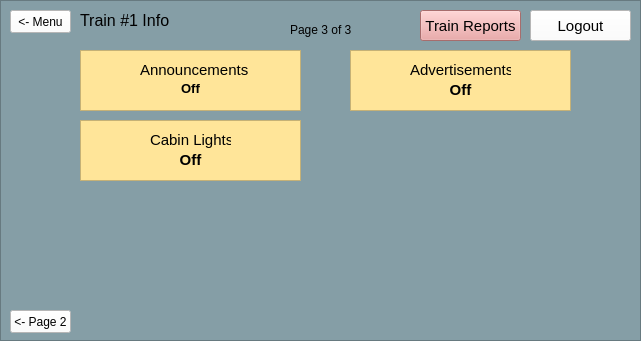
Old version of the form src/UI/TrainModel/Train_Info_Page3.ui in the repository aet37/ECE1140-Project.
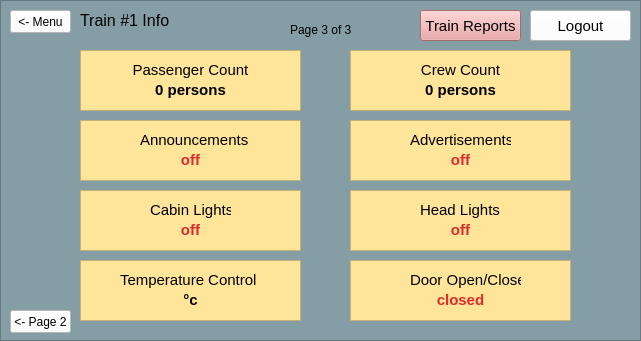
New version of the form.

```diff
--- a/src/UI/TrainModel/Train_Info_Page3.ui
+++ b/src/UI/TrainModel/Train_Info_Page3.ui
@@ -127,7 +127,7 @@
      <property name="geometry">
       <rect>
        <x>140</x>
-       <y>60</y>
+       <y>130</y>
        <width>111</width>
        <height>20</height>
       </rect>
@@ -144,11 +144,11 @@
       <string>Announcements</string>
      </property>
     </widget>
-    <widget class="QTextBrowser" name="disp_announcements">
+    <widget class="QTextBrowser" name="textBrowser">
      <property name="geometry">
       <rect>
        <x>80</x>
-       <y>50</y>
+       <y>120</y>
        <width>221</width>
        <height>61</height>
       </rect>
@@ -161,9 +161,7 @@
 &lt;html&gt;&lt;head&gt;&lt;meta name=&quot;qrichtext&quot; content=&quot;1&quot; /&gt;&lt;style type=&quot;text/css&quot;&gt;
 p, li { white-space: pre-wrap; }
 &lt;/style&gt;&lt;/head&gt;&lt;body style=&quot; font-family:'MS Shell Dlg 2'; font-size:8.25pt; font-weight:400; font-style:normal;&quot;&gt;
-&lt;p align=&quot;center&quot; style=&quot;-qt-paragraph-type:empty; margin-top:0px; margin-bottom:0px; margin-left:0px; margin-right:0px; -qt-block-indent:0; text-indent:0px;&quot;&gt;&lt;br /&gt;&lt;/p&gt;
-&lt;p align=&quot;center&quot; style=&quot;-qt-paragraph-type:empty; margin-top:0px; margin-bottom:0px; margin-left:0px; margin-right:0px; -qt-block-indent:0; text-indent:0px; font-weight:600;&quot;&gt;&lt;br /&gt;&lt;/p&gt;
-&lt;p align=&quot;center&quot; style=&quot; margin-top:0px; margin-bottom:0px; margin-left:0px; margin-right:0px; -qt-block-indent:0; text-indent:0px;&quot;&gt;&lt;span style=&quot; font-size:10pt; font-weight:600;&quot;&gt;Off&lt;/span&gt;&lt;/p&gt;&lt;/body&gt;&lt;/html&gt;</string>
+&lt;p align=&quot;center&quot; style=&quot;-qt-paragraph-type:empty; margin-top:0px; margin-bottom:0px; margin-left:0px; margin-right:0px; -qt-block-indent:0; text-indent:0px;&quot;&gt;&lt;br /&gt;&lt;/p&gt;&lt;/body&gt;&lt;/html&gt;</string>
      </property>
     </widget>
     <widget class="QLabel" name="label_10">
@@ -238,7 +236,7 @@
      <property name="geometry">
       <rect>
        <x>350</x>
-       <y>50</y>
+       <y>120</y>
        <width>221</width>
        <height>61</height>
       </rect>
@@ -258,7 +256,7 @@
      <property name="geometry">
       <rect>
        <x>410</x>
-       <y>60</y>
+       <y>130</y>
        <width>101</width>
        <height>20</height>
       </rect>
@@ -279,7 +277,7 @@
      <property name="geometry">
       <rect>
        <x>360</x>
-       <y>80</y>
+       <y>150</y>
        <width>201</width>
        <height>20</height>
       </rect>
@@ -292,20 +290,21 @@
       </font>
      </property>
      <property name="styleSheet">
-      <string notr="true">background-color: rgb(255, 229, 153);</string>
+      <string notr="true">background-color: rgb(255, 229, 153);
+color: rgb(220, 44, 44);</string>
      </property>
      <property name="text">
-      <string>Off</string>
+      <string>off</string>
      </property>
      <property name="alignment">
       <set>Qt::AlignCenter</set>
      </property>
     </widget>
-    <widget class="QTextBrowser" name="disp_cabin_lights">
+    <widget class="QTextBrowser" name="textBrowser_2">
      <property name="geometry">
       <rect>
        <x>80</x>
-       <y>120</y>
+       <y>190</y>
        <width>221</width>
        <height>61</height>
       </rect>
@@ -318,16 +317,14 @@
 &lt;html&gt;&lt;head&gt;&lt;meta name=&quot;qrichtext&quot; content=&quot;1&quot; /&gt;&lt;style type=&quot;text/css&quot;&gt;
 p, li { white-space: pre-wrap; }
 &lt;/style&gt;&lt;/head&gt;&lt;body style=&quot; font-family:'MS Shell Dlg 2'; font-size:8.25pt; font-weight:400; font-style:normal;&quot;&gt;
-&lt;p align=&quot;center&quot; style=&quot;-qt-paragraph-type:empty; margin-top:0px; margin-bottom:0px; margin-left:0px; margin-right:0px; -qt-block-indent:0; text-indent:0px;&quot;&gt;&lt;br /&gt;&lt;/p&gt;
-&lt;p align=&quot;center&quot; style=&quot;-qt-paragraph-type:empty; margin-top:0px; margin-bottom:0px; margin-left:0px; margin-right:0px; -qt-block-indent:0; text-indent:0px; font-weight:600;&quot;&gt;&lt;br /&gt;&lt;/p&gt;
-&lt;p align=&quot;center&quot; style=&quot; margin-top:0px; margin-bottom:0px; margin-left:0px; margin-right:0px; -qt-block-indent:0; text-indent:0px;&quot;&gt;&lt;span style=&quot; font-size:11pt; font-weight:600;&quot;&gt;Off&lt;/span&gt;&lt;/p&gt;&lt;/body&gt;&lt;/html&gt;</string>
+&lt;p align=&quot;center&quot; style=&quot;-qt-paragraph-type:empty; margin-top:0px; margin-bottom:0px; margin-left:0px; margin-right:0px; -qt-block-indent:0; text-indent:0px;&quot;&gt;&lt;br /&gt;&lt;/p&gt;&lt;/body&gt;&lt;/html&gt;</string>
      </property>
     </widget>
     <widget class="QLabel" name="label_8">
      <property name="geometry">
       <rect>
        <x>150</x>
-       <y>130</y>
+       <y>200</y>
        <width>81</width>
        <height>20</height>
       </rect>
@@ -344,8 +341,407 @@
       <string>Cabin Lights</string>
      </property>
     </widget>
+    <widget class="QLabel" name="disp_temperature_control">
+     <property name="geometry">
+      <rect>
+       <x>90</x>
+       <y>290</y>
+       <width>201</width>
+       <height>20</height>
+      </rect>
+     </property>
+     <property name="font">
+      <font>
+       <pointsize>11</pointsize>
+       <weight>75</weight>
+       <bold>true</bold>
+      </font>
+     </property>
+     <property name="styleSheet">
+      <string notr="true">background-color: rgb(255, 229, 153);</string>
+     </property>
+     <property name="text">
+      <string>°c</string>
+     </property>
+     <property name="alignment">
+      <set>Qt::AlignCenter</set>
+     </property>
+    </widget>
+    <widget class="QTextBrowser" name="textBrowser_3">
+     <property name="geometry">
+      <rect>
+       <x>80</x>
+       <y>260</y>
+       <width>221</width>
+       <height>61</height>
+      </rect>
+     </property>
+     <property name="styleSheet">
+      <string notr="true">background-color: rgb(255, 229, 153);</string>
+     </property>
+     <property name="html">
+      <string>&lt;!DOCTYPE HTML PUBLIC &quot;-//W3C//DTD HTML 4.0//EN&quot; &quot;http://www.w3.org/TR/REC-html40/strict.dtd&quot;&gt;
+&lt;html&gt;&lt;head&gt;&lt;meta name=&quot;qrichtext&quot; content=&quot;1&quot; /&gt;&lt;style type=&quot;text/css&quot;&gt;
+p, li { white-space: pre-wrap; }
+&lt;/style&gt;&lt;/head&gt;&lt;body style=&quot; font-family:'MS Shell Dlg 2'; font-size:8.25pt; font-weight:400; font-style:normal;&quot;&gt;
+&lt;p align=&quot;center&quot; style=&quot;-qt-paragraph-type:empty; margin-top:0px; margin-bottom:0px; margin-left:0px; margin-right:0px; -qt-block-indent:0; text-indent:0px;&quot;&gt;&lt;br /&gt;&lt;/p&gt;&lt;/body&gt;&lt;/html&gt;</string>
+     </property>
+    </widget>
+    <widget class="QLabel" name="label_7">
+     <property name="geometry">
+      <rect>
+       <x>120</x>
+       <y>270</y>
+       <width>141</width>
+       <height>20</height>
+      </rect>
+     </property>
+     <property name="font">
+      <font>
+       <pointsize>11</pointsize>
+      </font>
+     </property>
+     <property name="styleSheet">
+      <string notr="true">background-color: rgb(255, 229, 153);</string>
+     </property>
+     <property name="text">
+      <string>Temperature Control</string>
+     </property>
+    </widget>
+    <widget class="QLabel" name="disp_announcements">
+     <property name="geometry">
+      <rect>
+       <x>90</x>
+       <y>150</y>
+       <width>201</width>
+       <height>20</height>
+      </rect>
+     </property>
+     <property name="font">
+      <font>
+       <pointsize>11</pointsize>
+       <weight>75</weight>
+       <bold>true</bold>
+      </font>
+     </property>
+     <property name="styleSheet">
+      <string notr="true">background-color: rgba(255, 255, 255, 0);
+color: rgb(220, 44, 44);</string>
+     </property>
+     <property name="text">
+      <string>off</string>
+     </property>
+     <property name="alignment">
+      <set>Qt::AlignCenter</set>
+     </property>
+    </widget>
+    <widget class="QTextBrowser" name="textBrowser_6">
+     <property name="geometry">
+      <rect>
+       <x>350</x>
+       <y>190</y>
+       <width>221</width>
+       <height>61</height>
+      </rect>
+     </property>
+     <property name="styleSheet">
+      <string notr="true">background-color: rgb(255, 229, 153);</string>
+     </property>
+     <property name="html">
+      <string>&lt;!DOCTYPE HTML PUBLIC &quot;-//W3C//DTD HTML 4.0//EN&quot; &quot;http://www.w3.org/TR/REC-html40/strict.dtd&quot;&gt;
+&lt;html&gt;&lt;head&gt;&lt;meta name=&quot;qrichtext&quot; content=&quot;1&quot; /&gt;&lt;style type=&quot;text/css&quot;&gt;
+p, li { white-space: pre-wrap; }
+&lt;/style&gt;&lt;/head&gt;&lt;body style=&quot; font-family:'MS Shell Dlg 2'; font-size:8.25pt; font-weight:400; font-style:normal;&quot;&gt;
+&lt;p align=&quot;center&quot; style=&quot;-qt-paragraph-type:empty; margin-top:0px; margin-bottom:0px; margin-left:0px; margin-right:0px; -qt-block-indent:0; text-indent:0px;&quot;&gt;&lt;br /&gt;&lt;/p&gt;&lt;/body&gt;&lt;/html&gt;</string>
+     </property>
+    </widget>
+    <widget class="QLabel" name="disp_head_lights">
+     <property name="geometry">
+      <rect>
+       <x>360</x>
+       <y>220</y>
+       <width>201</width>
+       <height>20</height>
+      </rect>
+     </property>
+     <property name="font">
+      <font>
+       <pointsize>11</pointsize>
+       <weight>75</weight>
+       <bold>true</bold>
+      </font>
+     </property>
+     <property name="styleSheet">
+      <string notr="true">background-color: rgb(255, 229, 153);
+color: rgb(220, 44, 44);</string>
+     </property>
+     <property name="text">
+      <string>off</string>
+     </property>
+     <property name="alignment">
+      <set>Qt::AlignCenter</set>
+     </property>
+    </widget>
+    <widget class="QLabel" name="label_9">
+     <property name="geometry">
+      <rect>
+       <x>420</x>
+       <y>200</y>
+       <width>81</width>
+       <height>20</height>
+      </rect>
+     </property>
+     <property name="font">
+      <font>
+       <pointsize>11</pointsize>
+      </font>
+     </property>
+     <property name="styleSheet">
+      <string notr="true">background-color: rgb(255, 229, 153);</string>
+     </property>
+     <property name="text">
+      <string>Head Lights</string>
+     </property>
+    </widget>
+    <widget class="QLabel" name="disp_cabin_lights">
+     <property name="geometry">
+      <rect>
+       <x>90</x>
+       <y>220</y>
+       <width>201</width>
+       <height>20</height>
+      </rect>
+     </property>
+     <property name="font">
+      <font>
+       <pointsize>11</pointsize>
+       <weight>75</weight>
+       <bold>true</bold>
+      </font>
+     </property>
+     <property name="styleSheet">
+      <string notr="true">background-color: rgb(255, 229, 153);
+color: rgb(220, 44, 44);</string>
+     </property>
+     <property name="text">
+      <string>off</string>
+     </property>
+     <property name="alignment">
+      <set>Qt::AlignCenter</set>
+     </property>
+    </widget>
+    <widget class="QTextBrowser" name="textBrowser_7">
+     <property name="geometry">
+      <rect>
+       <x>350</x>
+       <y>260</y>
+       <width>221</width>
+       <height>61</height>
+      </rect>
+     </property>
+     <property name="styleSheet">
+      <string notr="true">background-color: rgb(255, 229, 153);</string>
+     </property>
+     <property name="html">
+      <string>&lt;!DOCTYPE HTML PUBLIC &quot;-//W3C//DTD HTML 4.0//EN&quot; &quot;http://www.w3.org/TR/REC-html40/strict.dtd&quot;&gt;
+&lt;html&gt;&lt;head&gt;&lt;meta name=&quot;qrichtext&quot; content=&quot;1&quot; /&gt;&lt;style type=&quot;text/css&quot;&gt;
+p, li { white-space: pre-wrap; }
+&lt;/style&gt;&lt;/head&gt;&lt;body style=&quot; font-family:'MS Shell Dlg 2'; font-size:8.25pt; font-weight:400; font-style:normal;&quot;&gt;
+&lt;p align=&quot;center&quot; style=&quot;-qt-paragraph-type:empty; margin-top:0px; margin-bottom:0px; margin-left:0px; margin-right:0px; -qt-block-indent:0; text-indent:0px;&quot;&gt;&lt;br /&gt;&lt;/p&gt;&lt;/body&gt;&lt;/html&gt;</string>
+     </property>
+    </widget>
+    <widget class="QLabel" name="disp_doors">
+     <property name="geometry">
+      <rect>
+       <x>360</x>
+       <y>290</y>
+       <width>201</width>
+       <height>20</height>
+      </rect>
+     </property>
+     <property name="font">
+      <font>
+       <pointsize>11</pointsize>
+       <weight>75</weight>
+       <bold>true</bold>
+      </font>
+     </property>
+     <property name="styleSheet">
+      <string notr="true">background-color: rgb(255, 229, 153);
+color: rgb(220, 44, 44);</string>
+     </property>
+     <property name="text">
+      <string>closed</string>
+     </property>
+     <property name="alignment">
+      <set>Qt::AlignCenter</set>
+     </property>
+    </widget>
+    <widget class="QLabel" name="label_6">
+     <property name="geometry">
+      <rect>
+       <x>410</x>
+       <y>270</y>
+       <width>111</width>
+       <height>20</height>
+      </rect>
+     </property>
+     <property name="font">
+      <font>
+       <pointsize>11</pointsize>
+      </font>
+     </property>
+     <property name="styleSheet">
+      <string notr="true">background-color: rgb(255, 229, 153);</string>
+     </property>
+     <property name="text">
+      <string>Door Open/Close</string>
+     </property>
+    </widget>
+    <widget class="QLabel" name="disp_pass_count">
+     <property name="geometry">
+      <rect>
+       <x>90</x>
+       <y>80</y>
+       <width>201</width>
+       <height>20</height>
+      </rect>
+     </property>
+     <property name="font">
+      <font>
+       <pointsize>11</pointsize>
+       <weight>75</weight>
+       <bold>true</bold>
+      </font>
+     </property>
+     <property name="styleSheet">
+      <string notr="true">background-color: rgba(255, 255, 255, 0);</string>
+     </property>
+     <property name="text">
+      <string>0 persons</string>
+     </property>
+     <property name="alignment">
+      <set>Qt::AlignCenter</set>
+     </property>
+    </widget>
+    <widget class="QLabel" name="label_3">
+     <property name="geometry">
+      <rect>
+       <x>90</x>
+       <y>60</y>
+       <width>201</width>
+       <height>20</height>
+      </rect>
+     </property>
+     <property name="font">
+      <font>
+       <pointsize>11</pointsize>
+      </font>
+     </property>
+     <property name="styleSheet">
+      <string notr="true">background-color: rgba(255, 255, 255, 0);</string>
+     </property>
+     <property name="text">
+      <string>Passenger Count</string>
+     </property>
+     <property name="alignment">
+      <set>Qt::AlignCenter</set>
+     </property>
+    </widget>
+    <widget class="QTextBrowser" name="textBrowser_5">
+     <property name="geometry">
+      <rect>
+       <x>80</x>
+       <y>50</y>
+       <width>221</width>
+       <height>61</height>
+      </rect>
+     </property>
+     <property name="styleSheet">
+      <string notr="true">background-color: rgb(255, 229, 153);</string>
+     </property>
+     <property name="html">
+      <string>&lt;!DOCTYPE HTML PUBLIC &quot;-//W3C//DTD HTML 4.0//EN&quot; &quot;http://www.w3.org/TR/REC-html40/strict.dtd&quot;&gt;
+&lt;html&gt;&lt;head&gt;&lt;meta name=&quot;qrichtext&quot; content=&quot;1&quot; /&gt;&lt;style type=&quot;text/css&quot;&gt;
+p, li { white-space: pre-wrap; }
+&lt;/style&gt;&lt;/head&gt;&lt;body style=&quot; font-family:'MS Shell Dlg 2'; font-size:8.25pt; font-weight:400; font-style:normal;&quot;&gt;
+&lt;p align=&quot;center&quot; style=&quot;-qt-paragraph-type:empty; margin-top:0px; margin-bottom:0px; margin-left:0px; margin-right:0px; -qt-block-indent:0; text-indent:0px;&quot;&gt;&lt;br /&gt;&lt;/p&gt;&lt;/body&gt;&lt;/html&gt;</string>
+     </property>
+    </widget>
+    <widget class="QTextBrowser" name="textBrowser_8">
+     <property name="geometry">
+      <rect>
+       <x>350</x>
+       <y>50</y>
+       <width>221</width>
+       <height>61</height>
+      </rect>
+     </property>
+     <property name="styleSheet">
+      <string notr="true">background-color: rgb(255, 229, 153);</string>
+     </property>
+     <property name="html">
+      <string>&lt;!DOCTYPE HTML PUBLIC &quot;-//W3C//DTD HTML 4.0//EN&quot; &quot;http://www.w3.org/TR/REC-html40/strict.dtd&quot;&gt;
+&lt;html&gt;&lt;head&gt;&lt;meta name=&quot;qrichtext&quot; content=&quot;1&quot; /&gt;&lt;style type=&quot;text/css&quot;&gt;
+p, li { white-space: pre-wrap; }
+&lt;/style&gt;&lt;/head&gt;&lt;body style=&quot; font-family:'MS Shell Dlg 2'; font-size:8.25pt; font-weight:400; font-style:normal;&quot;&gt;
+&lt;p align=&quot;center&quot; style=&quot;-qt-paragraph-type:empty; margin-top:0px; margin-bottom:0px; margin-left:0px; margin-right:0px; -qt-block-indent:0; text-indent:0px;&quot;&gt;&lt;br /&gt;&lt;/p&gt;&lt;/body&gt;&lt;/html&gt;</string>
+     </property>
+    </widget>
+    <widget class="QLabel" name="label_5">
+     <property name="geometry">
+      <rect>
+       <x>360</x>
+       <y>60</y>
+       <width>201</width>
+       <height>20</height>
+      </rect>
+     </property>
+     <property name="font">
+      <font>
+       <pointsize>11</pointsize>
+      </font>
+     </property>
+     <property name="styleSheet">
+      <string notr="true">background-color: rgba(255, 255, 255, 0);</string>
+     </property>
+     <property name="text">
+      <string>Crew Count</string>
+     </property>
+     <property name="alignment">
+      <set>Qt::AlignCenter</set>
+     </property>
+    </widget>
+    <widget class="QLabel" name="disp_crew_count">
+     <property name="geometry">
+      <rect>
+       <x>360</x>
+       <y>80</y>
+       <width>201</width>
+       <height>20</height>
+      </rect>
+     </property>
+     <property name="font">
+      <font>
+       <pointsize>11</pointsize>
+       <weight>75</weight>
+       <bold>true</bold>
+      </font>
+     </property>
+     <property name="styleSheet">
+      <string notr="true">background-color: rgba(255, 255, 255, 0);</string>
+     </property>
+     <property name="text">
+      <string>0 persons</string>
+     </property>
+     <property name="alignment">
+      <set>Qt::AlignCenter</set>
+     </property>
+    </widget>
+    <zorder>textBrowser_5</zorder>
+    <zorder>textBrowser_3</zorder>
     <zorder>report_button_info3</zorder>
-    <zorder>disp_announcements</zorder>
+    <zorder>textBrowser</zorder>
     <zorder>label_2</zorder>
     <zorder>label_10</zorder>
     <zorder>page3to2_button</zorder>
@@ -354,8 +750,23 @@
     <zorder>textBrowser_4</zorder>
     <zorder>label_4</zorder>
     <zorder>disp_advertisements</zorder>
-    <zorder>disp_cabin_lights</zorder>
+    <zorder>textBrowser_2</zorder>
     <zorder>label_8</zorder>
+    <zorder>disp_temperature_control</zorder>
+    <zorder>label_7</zorder>
+    <zorder>disp_announcements</zorder>
+    <zorder>textBrowser_6</zorder>
+    <zorder>disp_head_lights</zorder>
+    <zorder>label_9</zorder>
+    <zorder>disp_cabin_lights</zorder>
+    <zorder>textBrowser_7</zorder>
+    <zorder>disp_doors</zorder>
+    <zorder>label_6</zorder>
+    <zorder>disp_pass_count</zorder>
+    <zorder>label_3</zorder>
+    <zorder>textBrowser_8</zorder>
+    <zorder>label_5</zorder>
+    <zorder>disp_crew_count</zorder>
    </widget>
    <zorder>frame</zorder>
    <zorder>logout_button_info3</zorder>
```
